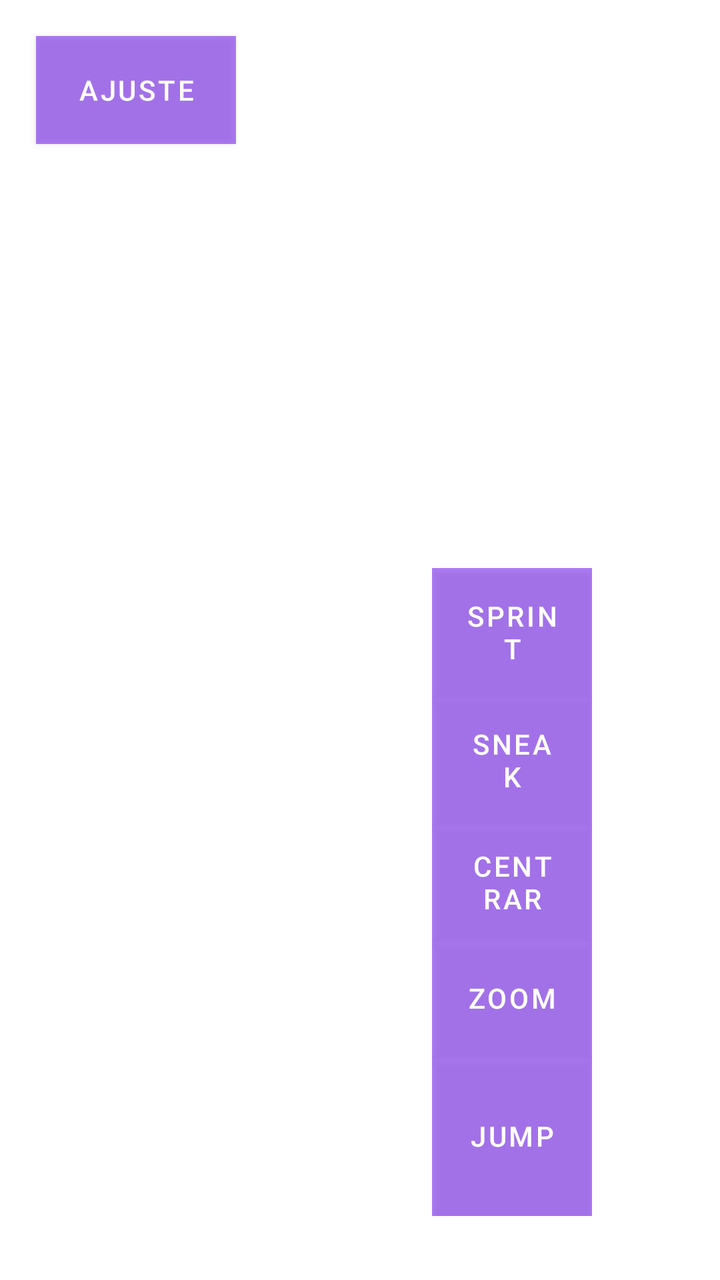
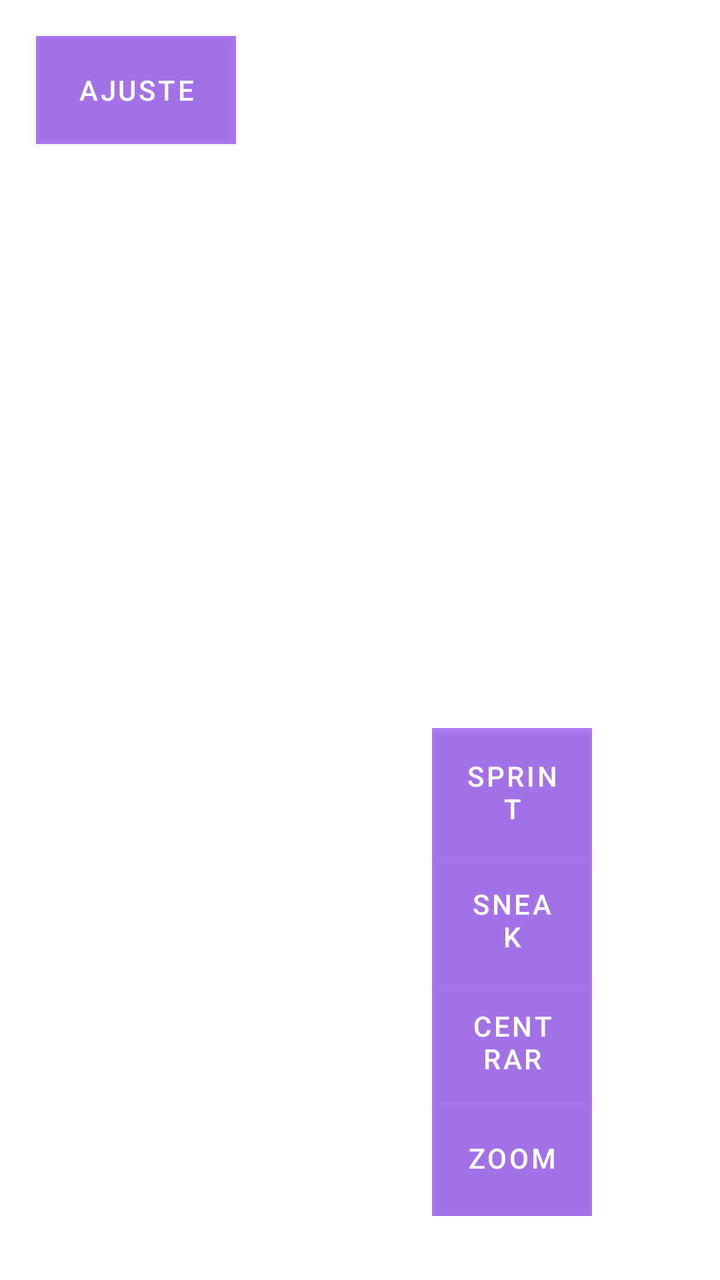

An Android layout rendered at two revisions. The XML below is the earlier revision; the diff shows what the commit changed to produce the second picture.
<!-- AndroidManifest.xml: application theme Theme.Manhunt -->
<!-- res/layout/activity_main.xml -->
<?xml version="1.0" encoding="utf-8"?>
<FrameLayout xmlns:android="http://schemas.android.com/apk/res/android"
    android:id="@+id/main_container"
    android:layout_width="match_parent"
    android:layout_height="match_parent">

    <Button
        android:id="@+id/btn_adjust"
        android:layout_width="100dp"
        android:layout_height="54dp"
        android:layout_gravity="top|start"
        android:layout_marginTop="18dp"
        android:layout_marginStart="18dp"
        android:text="Ajuste"
        android:background="#80000000"
        android:textColor="#FFFFFF" />

    
    <LinearLayout
        android:layout_width="wrap_content"
        android:layout_height="wrap_content"
        android:orientation="vertical"
        android:layout_gravity="bottom|end"
        android:layout_marginBottom="32dp"
        android:layout_marginEnd="64dp">

        <Button
            android:id="@+id/btn_sprint"
            android:layout_width="80dp"
            android:layout_height="64dp"
            android:text="Sprint"
            android:background="#80000000"
            android:textColor="#FFFFFF" />

        <Button
            android:id="@+id/btn_sneak"
            android:layout_width="80dp"
            android:layout_height="64dp"
            android:text="Sneak"
            android:background="#80000000"
            android:textColor="#FFFFFF" />

        <Button
            android:id="@+id/btn_recenter"
            android:layout_width="80dp"
            android:layout_height="58dp"
            android:text="Centrar"
            android:background="#80000000"
            android:textColor="#FFFFFF" />

        <Button
            android:id="@+id/btn_zoom"
            android:layout_width="80dp"
            android:layout_height="58dp"
            android:text="Zoom"
            android:background="#80000000"
            android:textColor="#FFFFFF" />

        <Button
            android:id="@+id/btn_jump"
            android:layout_width="80dp"
            android:layout_height="80dp"
            android:text="Jump"
            android:background="#80000000"
            android:textColor="#FFFFFF" />
            
    </LinearLayout>

    <LinearLayout
        android:id="@+id/cash_calibration_panel"
        android:layout_width="340dp"
        android:layout_height="wrap_content"
        android:layout_gravity="top|start"
        android:layout_marginTop="78dp"
        android:layout_marginStart="18dp"
        android:orientation="vertical"
        android:padding="12dp"
        android:background="#E6000000"
        android:visibility="gone">

        <TextView
            android:layout_width="wrap_content"
            android:layout_height="wrap_content"
            android:text="AJUSTES"
            android:textColor="#FFFFFF"
            android:textStyle="bold"
            android:textSize="18sp"
            android:paddingBottom="6dp" />

        <TextView
            android:id="@+id/lbl_aim_sensitivity"
            android:layout_width="wrap_content"
            android:layout_height="wrap_content"
            android:text="Sensibilidad táctil"
            android:textColor="#FFFFFF" />

        <SeekBar
            android:id="@+id/seek_aim_sensitivity"
            android:layout_width="match_parent"
            android:layout_height="wrap_content"
            android:max="100"
            android:progress="50" />
    </LinearLayout>
</FrameLayout>
<!-- resources referenced by this layout -->
<resources>
  <style name="Theme.Manhunt" parent="Theme.MaterialComponents.DayNight.DarkActionBar">
          
          <item name="colorPrimary">@color/purple_500</item>
          <item name="colorPrimaryVariant">@color/purple_700</item>
          <item name="colorOnPrimary">@color/white</item>
          
          <item name="colorSecondary">@color/teal_200</item>
          <item name="colorSecondaryVariant">@color/teal_700</item>
          <item name="colorOnSecondary">@color/black</item>
          
          <item name="android:statusBarColor">?attr/colorPrimaryVariant</item>
          
      </style>
  <color name="purple_500">#FF6200EE</color>
  <color name="purple_700">#FF3700B3</color>
  <color name="white">#FFFFFFFF</color>
  <color name="teal_200">#FF03DAC5</color>
  <color name="teal_700">#FF018786</color>
  <color name="black">#FF000000</color>
</resources>

<!-- the commit's change to res/layout/activity_main.xml (unified diff, before → after) -->
@@ -56,14 +56,8 @@
             android:background="#80000000"
             android:textColor="#FFFFFF" />
 
-        <Button
-            android:id="@+id/btn_jump"
-            android:layout_width="80dp"
-            android:layout_height="80dp"
-            android:text="Jump"
-            android:background="#80000000"
-            android:textColor="#FFFFFF" />
-            
+
+
     </LinearLayout>
 
     <LinearLayout
